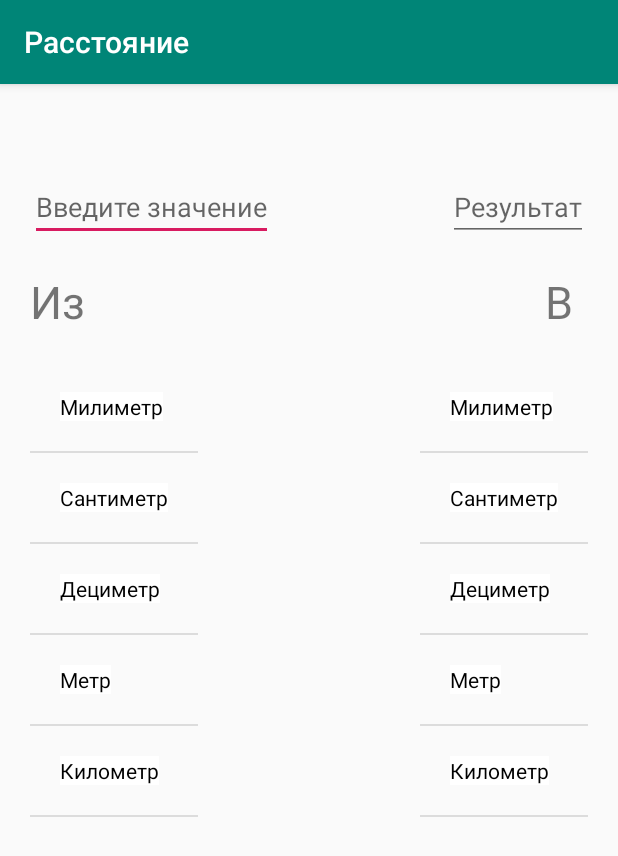
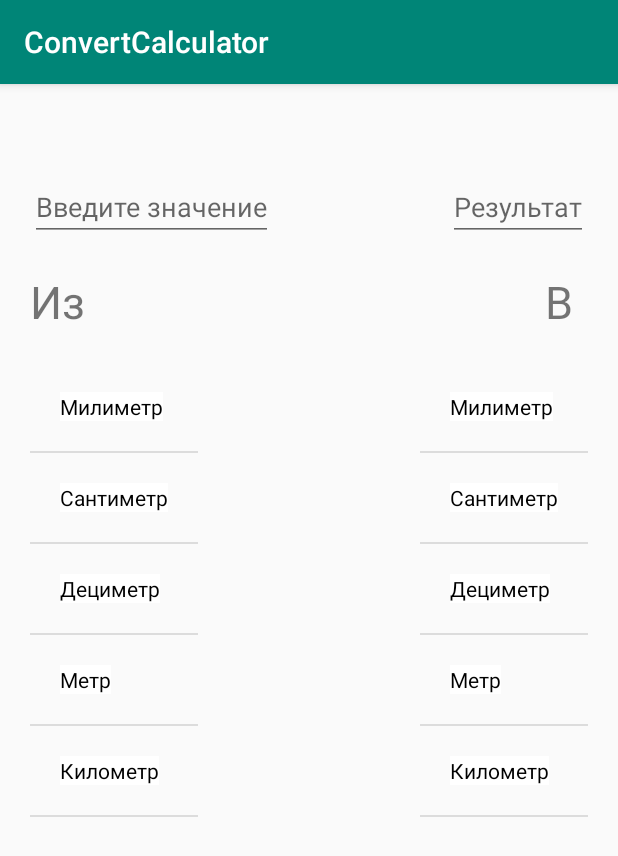
Before and after one commit to RTsunskiy/ConvertCalculator, an Android app: the screen it shows after launch (ConversationActivity before the commit, MainActivity after it), after a tap on "Расстояние", on a phone screen of 412 x 824 dp. Shown: the top 856 px of the screen. Run offline under Robolectric (Android 15) with nearby library versions, the phone set to English and light mode, and no system bars.

Commit message:
convertor with fragments

```diff
--- a/app/src/main/AndroidManifest.xml
+++ b/app/src/main/AndroidManifest.xml
@@ -9,8 +9,7 @@
         android:roundIcon="@mipmap/ic_launcher_round"
         android:supportsRtl="true"
         android:theme="@style/AppTheme">
-        <activity android:name=".ConversationActivity"></activity>
-        <activity android:name=".QuantitiesAdapter" />
+        <activity android:name=".Adapters.QuantitiesAdapter" />
         <activity android:name=".MainActivity">
             <intent-filter>
                 <action android:name="android.intent.action.MAIN" />
--- a/app/src/main/java/com/example/convertcalculator/KilometerAdapter.java
+++ b/app/src/main/java/com/example/convertcalculator/Adapters/KilometerAdapter.java
@@ -1,4 +1,4 @@
-package com.example.convertcalculator;
+package com.example.convertcalculator.Adapters;
 
 import android.graphics.Color;
 import android.view.LayoutInflater;
@@ -8,6 +8,8 @@ import android.widget.TextView;
 
 import androidx.annotation.NonNull;
 import androidx.recyclerview.widget.RecyclerView;
+
+import com.example.convertcalculator.R;
 
 import java.util.List;
 
--- a/app/src/main/java/com/example/convertcalculator/KilometerResultAdapter.java
+++ b/app/src/main/java/com/example/convertcalculator/Adapters/KilometerResultAdapter.java
@@ -1,4 +1,4 @@
-package com.example.convertcalculator;
+package com.example.convertcalculator.Adapters;
 
 import android.graphics.Color;
 import android.view.LayoutInflater;
@@ -8,6 +8,8 @@ import android.widget.TextView;
 
 import androidx.annotation.NonNull;
 import androidx.recyclerview.widget.RecyclerView;
+
+import com.example.convertcalculator.R;
 
 import java.util.List;
 
--- a/app/src/main/java/com/example/convertcalculator/QuantitiesAdapter.java
+++ b/app/src/main/java/com/example/convertcalculator/Adapters/QuantitiesAdapter.java
@@ -1,27 +1,29 @@
-package com.example.convertcalculator;
+package com.example.convertcalculator.Adapters;
 
-import android.content.Context;
-import android.content.Intent;
+
 import android.view.LayoutInflater;
 import android.view.View;
 import android.view.ViewGroup;
 import android.widget.TextView;
 
 import androidx.annotation.NonNull;
+import androidx.fragment.app.FragmentActivity;
 import androidx.recyclerview.widget.RecyclerView;
+
+import com.example.convertcalculator.Fragments.ConversationFragment;
+import com.example.convertcalculator.R;
 
 import java.util.List;
 
 public class QuantitiesAdapter extends RecyclerView.Adapter<QuantitiesAdapter.QuantitiesHolder> {
 
     private List<String> listOfQuantities;
-    private Context context;
+    private FragmentActivity context;
 
-    public QuantitiesAdapter(List<String> listOfQuantities, Context context) {
+    public QuantitiesAdapter(List<String> listOfQuantities, FragmentActivity context) {
         this.listOfQuantities = listOfQuantities;
         this.context = context;
     }
-
 
 
     @NonNull
@@ -39,9 +41,12 @@ public class QuantitiesAdapter extends RecyclerView.Adapter<QuantitiesAdapter.Qu
             @Override
             public void onClick(View view) {
                 if (item.equals("Расстояние")) {
-                Intent intent = new Intent(context, ConversationActivity.class);
-                intent.putExtra("Distance", item);
-                context.startActivity(intent);}
+                    context.getSupportFragmentManager()
+                            .beginTransaction()
+                            .addToBackStack(null)
+                            .replace(R.id.root_linear, ConversationFragment.newInstance(item))
+                            .commit();
+                }
             }
         });
     }
--- a/app/src/main/java/com/example/convertcalculator/ConversationActivity.java
+++ b/app/src/main/java/com/example/convertcalculator/Fragments/ConversationFragment.java
@@ -1,38 +1,58 @@
-package com.example.convertcalculator;
+package com.example.convertcalculator.Fragments;
 
-import androidx.appcompat.app.AppCompatActivity;
+import android.os.Bundle;
+import android.text.Editable;
+import android.text.TextWatcher;
+import android.view.LayoutInflater;
+import android.view.View;
+import android.view.ViewGroup;
+import android.widget.EditText;
+import android.widget.TextView;
+
+import androidx.annotation.NonNull;
+import androidx.annotation.Nullable;
+import androidx.fragment.app.Fragment;
 import androidx.recyclerview.widget.DividerItemDecoration;
 import androidx.recyclerview.widget.LinearLayoutManager;
 import androidx.recyclerview.widget.RecyclerView;
 
-import android.content.Intent;
-import android.os.Bundle;
-import android.text.Editable;
-import android.text.TextWatcher;
-import android.widget.EditText;
-import android.widget.TextView;
+import com.example.convertcalculator.Adapters.KilometerAdapter;
+import com.example.convertcalculator.R;
 
 import java.util.Arrays;
 import java.util.List;
 
-public class ConversationActivity extends AppCompatActivity {
+public class ConversationFragment extends Fragment {
 
     private List<String> listOfKilometers;
     private TextView itemQuontity;
     private TextView itemResultQuontity;
     private EditText valueInsertET;
     private EditText displayValueET;
+    private View rootView;
 
+    public static final String ARG_QUANTITY_NAME = "quantityName";
+
+    public static ConversationFragment newInstance(String conversion) {
+
+        Bundle args = new Bundle();
+
+        args.putString(ARG_QUANTITY_NAME, conversion);
+
+        ConversationFragment fragment = new ConversationFragment();
+        fragment.setArguments(args);
+        return fragment;
+    }
+
+    @Nullable
     @Override
-    protected void onCreate(Bundle savedInstanceState) {
-        super.onCreate(savedInstanceState);
-        setContentView(R.layout.activity_conversation);
+    public View onCreateView(@NonNull LayoutInflater inflater, @Nullable ViewGroup container, @Nullable Bundle savedInstanceState) {
+        rootView = inflater.inflate(R.layout.activity_conversation, container, false);
+        valueInsertET = rootView.findViewById(R.id.value_insert_et);
+        displayValueET = rootView.findViewById(R.id.display_value_et);
 
-        valueInsertET = findViewById(R.id.value_insert_et);
-        displayValueET = findViewById(R.id.display_value_et);
-
-        itemResultQuontity = findViewById(R.id.item_quantity_result_tv);
-        itemQuontity = findViewById(R.id.item_quantity_tv);
+        itemResultQuontity = rootView.findViewById(R.id.item_quantity_result_tv);
+        itemQuontity = rootView.findViewById(R.id.item_quantity_tv);
         initKilometerRVAdapter();
         initKilometerResultRVAdapter();
 
@@ -54,30 +74,27 @@ public class ConversationActivity extends AppCompatActivity {
             }
         });
 
-        if (getIntent().getStringExtra("Distance").equals("Расстояние")) {
-            setTitle(getIntent().getStringExtra("Distance"));
-        }
-
+       return rootView;
     }
 
     private void initKilometerRVAdapter() {
-        RecyclerView recyclerView = findViewById(R.id.from_rv);
-        LinearLayoutManager manager = new LinearLayoutManager(this, RecyclerView.VERTICAL, false);
+        RecyclerView recyclerView = rootView.findViewById(R.id.from_rv);
+        LinearLayoutManager manager = new LinearLayoutManager(requireContext(), RecyclerView.VERTICAL, false);
         recyclerView.setLayoutManager(manager);
         listOfKilometers = Arrays.asList(getResources().getStringArray(R.array.kilometres_values));
         KilometerAdapter kilometerAdapter = new KilometerAdapter(listOfKilometers, itemQuontity);
-        DividerItemDecoration decoration = new DividerItemDecoration(this, DividerItemDecoration.VERTICAL);
+        DividerItemDecoration decoration = new DividerItemDecoration(requireContext(), DividerItemDecoration.VERTICAL);
         recyclerView.addItemDecoration(decoration);
         recyclerView.setAdapter(kilometerAdapter);
     }
 
     private void initKilometerResultRVAdapter() {
-        RecyclerView recyclerView = findViewById(R.id.in_rv);
-        LinearLayoutManager manager = new LinearLayoutManager(this, RecyclerView.VERTICAL, false);
+        RecyclerView recyclerView = rootView.findViewById(R.id.in_rv);
+        LinearLayoutManager manager = new LinearLayoutManager(requireContext(), RecyclerView.VERTICAL, false);
         recyclerView.setLayoutManager(manager);
         listOfKilometers = Arrays.asList(getResources().getStringArray(R.array.kilometres_values));
         KilometerAdapter kilometerAdapter = new KilometerAdapter(listOfKilometers, itemResultQuontity);
-        DividerItemDecoration decoration = new DividerItemDecoration(this, DividerItemDecoration.VERTICAL);
+        DividerItemDecoration decoration = new DividerItemDecoration(requireContext(), DividerItemDecoration.VERTICAL);
         recyclerView.addItemDecoration(decoration);
         recyclerView.setAdapter(kilometerAdapter);
     }
@@ -89,7 +106,7 @@ public class ConversationActivity extends AppCompatActivity {
 
         if (resultMeasurment.equals("Милиметр")) {
             out = incomeValueInKilometres * 1000000.0;
-                outputValue = Double.toString(out);}
+            outputValue = Double.toString(out);}
         else if (resultMeasurment.equals("Сантиметр")) {
             out = incomeValueInKilometres * 100000.0;
             outputValue = Double.toString(out);}
@@ -111,7 +128,7 @@ public class ConversationActivity extends AppCompatActivity {
         double output = 0.0;
 
         if (incomeMeasurment.equals("Милиметр")) {
-                output = incomeValue / 1000000.0;}
+            output = incomeValue / 1000000.0;}
         else if (incomeMeasurment.equals("Сантиметр")) {
             output = incomeValue / 100000.0;}
         else if (incomeMeasurment.equals("Дециметр")) {
@@ -121,6 +138,6 @@ public class ConversationActivity extends AppCompatActivity {
         else if (incomeMeasurment.equals("Километр")) {
             output = incomeValue / 1.0;}
 
-   return output;
+        return output;
     }
 }
--- /dev/null
+++ b/app/src/main/java/com/example/convertcalculator/Fragments/QuantitiesFragment.java
@@ -0,0 +1,52 @@
+package com.example.convertcalculator.Fragments;
+
+import android.os.Bundle;
+import android.view.LayoutInflater;
+import android.view.View;
+import android.view.ViewGroup;
+
+import androidx.annotation.NonNull;
+import androidx.annotation.Nullable;
+import androidx.fragment.app.Fragment;
+import androidx.recyclerview.widget.DividerItemDecoration;
+import androidx.recyclerview.widget.LinearLayoutManager;
+import androidx.recyclerview.widget.RecyclerView;
+
+import com.example.convertcalculator.Adapters.QuantitiesAdapter;
+import com.example.convertcalculator.R;
+
+import java.util.Arrays;
+
+public class QuantitiesFragment extends Fragment {
+
+    private RecyclerView rootView;
+
+    public static QuantitiesFragment newInstance() {
+
+        Bundle args = new Bundle();
+
+        QuantitiesFragment fragment = new QuantitiesFragment();
+        fragment.setArguments(args);
+        return fragment;
+    }
+
+    @Nullable
+    @Override
+    public View onCreateView(@NonNull LayoutInflater inflater, @Nullable ViewGroup container, @Nullable Bundle savedInstanceState) {
+        rootView = (RecyclerView) inflater.inflate(R.layout.fragment_quantities, container, false);
+
+        initRecyclerView();
+
+        return rootView;
+    }
+
+    private void initRecyclerView() {
+        RecyclerView quantitiesRV = rootView.findViewById(R.id.quantities_rv);
+        LinearLayoutManager manager = new LinearLayoutManager(requireContext(), RecyclerView.VERTICAL, false);
+        quantitiesRV.setLayoutManager(manager);
+        QuantitiesAdapter adapter = new QuantitiesAdapter(Arrays.asList(getResources().getStringArray(R.array.quantities_array)), getActivity());
+        DividerItemDecoration decoration = new DividerItemDecoration(requireContext(), DividerItemDecoration.VERTICAL);
+        quantitiesRV.addItemDecoration(decoration);
+        quantitiesRV.setAdapter(adapter);
+    }
+}
--- a/app/src/main/java/com/example/convertcalculator/MainActivity.java
+++ b/app/src/main/java/com/example/convertcalculator/MainActivity.java
@@ -1,11 +1,14 @@
 package com.example.convertcalculator;
 
 import androidx.appcompat.app.AppCompatActivity;
+import androidx.fragment.app.Fragment;
 import androidx.recyclerview.widget.DividerItemDecoration;
 import androidx.recyclerview.widget.LinearLayoutManager;
 import androidx.recyclerview.widget.RecyclerView;
 
 import android.os.Bundle;
+
+import com.example.convertcalculator.Fragments.QuantitiesFragment;
 
 import java.util.Arrays;
 
@@ -17,16 +20,16 @@ public class MainActivity extends AppCompatActivity {
     protected void onCreate(Bundle savedInstanceState) {
         super.onCreate(savedInstanceState);
         setContentView(R.layout.activity_main);
-        initRecyclerView();
+
+        initFragment();
     }
 
-    private void initRecyclerView() {
-        RecyclerView quantitiesRV = findViewById(R.id.quantities_rv);
-        LinearLayoutManager manager = new LinearLayoutManager(this, RecyclerView.VERTICAL, false);
-        quantitiesRV.setLayoutManager(manager);
-        QuantitiesAdapter adapter = new QuantitiesAdapter(Arrays.asList(getResources().getStringArray(R.array.quantities_array)), this);
-        DividerItemDecoration decoration = new DividerItemDecoration(this, DividerItemDecoration.VERTICAL);
-        quantitiesRV.addItemDecoration(decoration);
-        quantitiesRV.setAdapter(adapter);
+    private void initFragment() {
+        getSupportFragmentManager()
+                .beginTransaction()
+                .add(R.id.root_linear, QuantitiesFragment.newInstance())
+                .commit();
     }
+
+
 }
--- a/app/src/main/res/layout/activity_conversation.xml
+++ b/app/src/main/res/layout/activity_conversation.xml
@@ -4,7 +4,7 @@
     xmlns:tools="http://schemas.android.com/tools"
     android:orientation="vertical"
     android:layout_width="match_parent"
-    android:layout_height="wrap_content">
+    android:layout_height="match_parent">
 
     <TextView
         android:layout_width="wrap_content"
--- a/app/src/main/res/layout/activity_main.xml
+++ b/app/src/main/res/layout/activity_main.xml
@@ -3,13 +3,10 @@
     xmlns:android="http://schemas.android.com/apk/res/android"
     xmlns:tools="http://schemas.android.com/tools"
     android:orientation="vertical"
+    android:id="@+id/root_linear"
     android:layout_width="match_parent"
     android:layout_height="match_parent"
     tools:context=".MainActivity">
 
-    <androidx.recyclerview.widget.RecyclerView
-        android:layout_width="match_parent"
-        android:layout_height="match_parent"
-        android:id="@+id/quantities_rv"/>
 
 </LinearLayout>
--- /dev/null
+++ b/app/src/main/res/layout/fragment_quantities.xml
@@ -0,0 +1,9 @@
+<?xml version="1.0" encoding="utf-8"?>
+<androidx.recyclerview.widget.RecyclerView
+    xmlns:android="http://schemas.android.com/apk/res/android"
+    android:orientation="vertical"
+    android:layout_width="match_parent"
+    android:id="@+id/quantities_rv"
+    android:layout_height="match_parent">
+
+</androidx.recyclerview.widget.RecyclerView>
--- a/app/src/main/res/layout/quantity_item.xml
+++ b/app/src/main/res/layout/quantity_item.xml
@@ -5,7 +5,7 @@
     android:orientation="vertical"
     android:layout_width="match_parent"
     android:layout_height="wrap_content"
-    tools:context=".QuantitiesAdapter">
+    tools:context=".Adapters.QuantitiesAdapter">
 
     <TextView
         android:layout_width="wrap_content"
```
